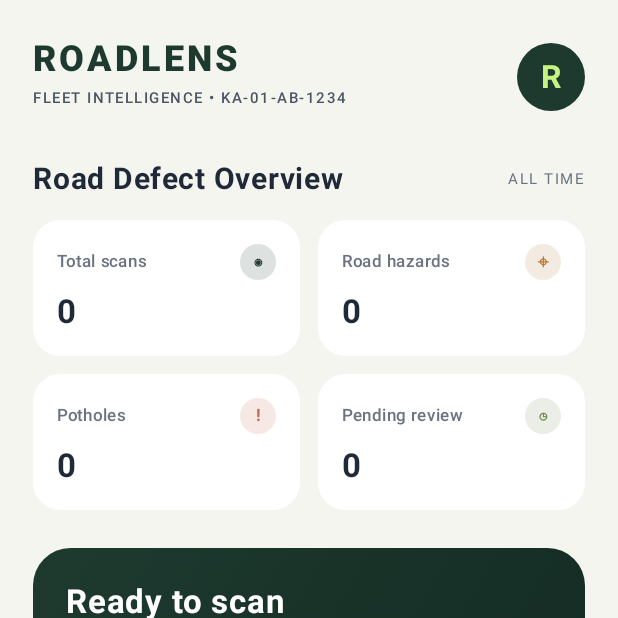
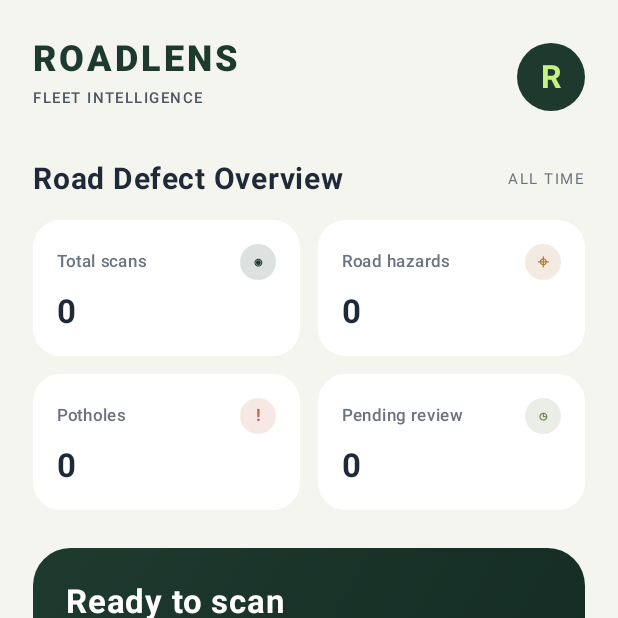
Before and after one commit to rushnanest-bit/RoadLens, an Android app built with Jetpack Compose: the screen it shows after launch (MainActivity), on a phone screen of 412 x 824 dp, the top half of it. Run offline under Robolectric (Android 15) with nearby library versions, the phone set to English and light mode, and no system bars; our stand-ins replace Room's generated code; libraries missing offline, so code that uses them is left out: ai.onnxruntime; 3 statements that could not run were skipped.

Commit message:
style(home): remove vehicle registration number from home dashboard

```diff
--- a/app/src/main/java/com/roadlens/app/MainActivity.kt
+++ b/app/src/main/java/com/roadlens/app/MainActivity.kt
@@ -113,7 +113,6 @@ fun RoadLensApp(
         when (selectedTab) {
             RoadLensTab.HOME -> HomeScreen(
                 metrics = uiState.metricsState,
-                vehicleRegistration = uiState.vehicleRegistration,
                 onStartScan = { selectedTab = RoadLensTab.SCAN },
                 modifier = Modifier.padding(innerPadding)
             )
--- a/app/src/main/java/com/roadlens/app/ui/screens/HomeScreen.kt
+++ b/app/src/main/java/com/roadlens/app/ui/screens/HomeScreen.kt
@@ -37,7 +37,6 @@ import com.roadlens.app.ui.viewmodel.OverviewMetricsUiState
 @Composable
 fun HomeScreen(
     metrics: OverviewMetricsUiState,
-    vehicleRegistration: String = "KA-01-AB-1234",
     onStartScan: () -> Unit,
     modifier: Modifier = Modifier
 ) {
@@ -59,7 +58,7 @@ fun HomeScreen(
         ) {
             Column {
                 Text("ROADLENS", color = brandGreen, fontSize = 24.sp, fontWeight = FontWeight.ExtraBold, letterSpacing = 2.sp)
-                Text("FLEET INTELLIGENCE • $vehicleRegistration", color = Color(0xFF4B5563), fontSize = 10.sp, fontWeight = FontWeight.SemiBold, letterSpacing = 1.sp)
+                Text("FLEET INTELLIGENCE", color = Color(0xFF4B5563), fontSize = 10.sp, fontWeight = FontWeight.SemiBold, letterSpacing = 1.sp)
             }
             Surface(shape = CircleShape, color = brandGreen, modifier = Modifier.size(45.dp)) {
                 Box(contentAlignment = Alignment.Center) {
```
